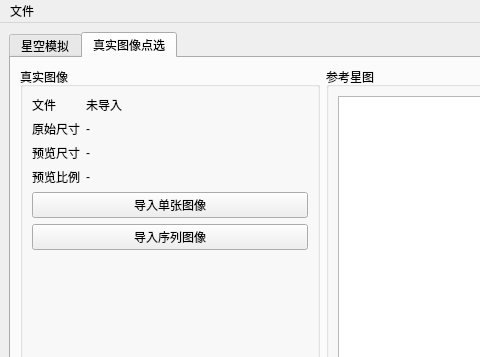
Old version of the form meteoalign/ui/main_window.ui in the repository HG731GZ/HGMeteoTool; both pictures show x 0 to 480 and y 0 to 357 of the 1280 by 820 pixel window.
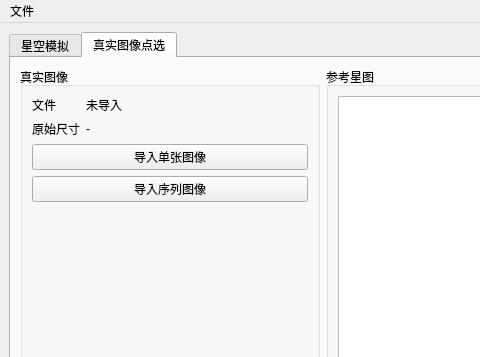
New version of the form. The open tabs and pages were chosen to show the change.

Commit message: 优化图像预览

Diff of the .ui file:
```diff
--- a/meteoalign/ui/main_window.ui
+++ b/meteoalign/ui/main_window.ui
@@ -679,34 +679,6 @@
                </property>
               </widget>
              </item>
-             <item row="2" column="0">
-              <widget class="QLabel" name="labelImportedPreviewSizeTitle">
-               <property name="text">
-                <string>预览尺寸</string>
-               </property>
-              </widget>
-             </item>
-             <item row="2" column="1">
-              <widget class="QLabel" name="labelImportedPreviewSize">
-               <property name="text">
-                <string>-</string>
-               </property>
-              </widget>
-             </item>
-             <item row="3" column="0">
-              <widget class="QLabel" name="labelImportedPreviewScaleTitle">
-               <property name="text">
-                <string>预览比例</string>
-               </property>
-              </widget>
-             </item>
-             <item row="3" column="1">
-              <widget class="QLabel" name="labelImportedPreviewScale">
-               <property name="text">
-                <string>-</string>
-               </property>
-              </widget>
-             </item>
             </layout>
            </item>
            <item>
```
The commit also changes 3 other files.
